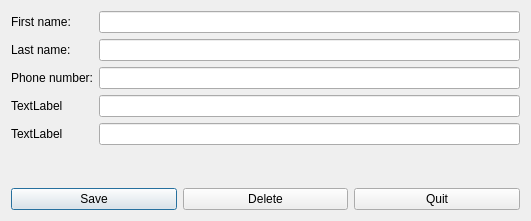
First picture: the form in mngpatient.ui, repository Anton-Schnurer/KH, before the edit.
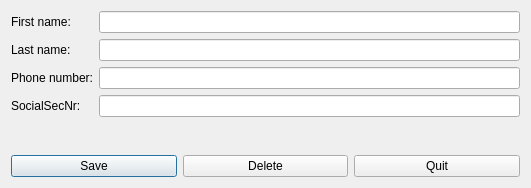
Second picture: the form after the edit.

Commit message: changed ui to reflect db

Patch:
```diff
--- a/mngpatient.ui
+++ b/mngpatient.ui
@@ -7,7 +7,7 @@
     <x>0</x>
     <y>0</y>
     <width>531</width>
-    <height>221</height>
+    <height>188</height>
    </rect>
   </property>
   <property name="windowTitle">
@@ -49,22 +49,12 @@
      <item row="3" column="0">
       <widget class="QLabel" name="label">
        <property name="text">
-        <string>TextLabel</string>
+        <string>SocialSecNr:</string>
        </property>
       </widget>
      </item>
      <item row="3" column="1">
-      <widget class="QLineEdit" name="lineEdit"/>
-     </item>
-     <item row="4" column="0">
-      <widget class="QLabel" name="label_2">
-       <property name="text">
-        <string>TextLabel</string>
-       </property>
-      </widget>
-     </item>
-     <item row="4" column="1">
-      <widget class="QLineEdit" name="lineEdit_2"/>
+      <widget class="QLineEdit" name="SSNLineEdit"/>
      </item>
     </layout>
    </item>
```
Left out of the diff: 2 changed lines with no effect on the pictures. The commit also changes 4 other files.
